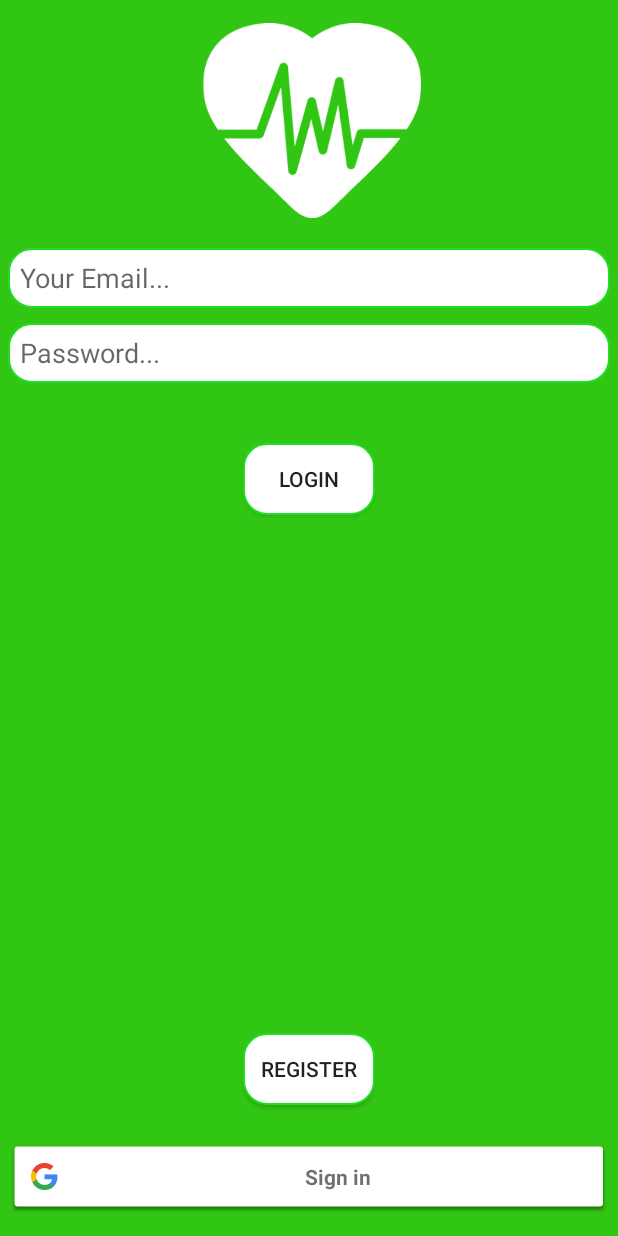
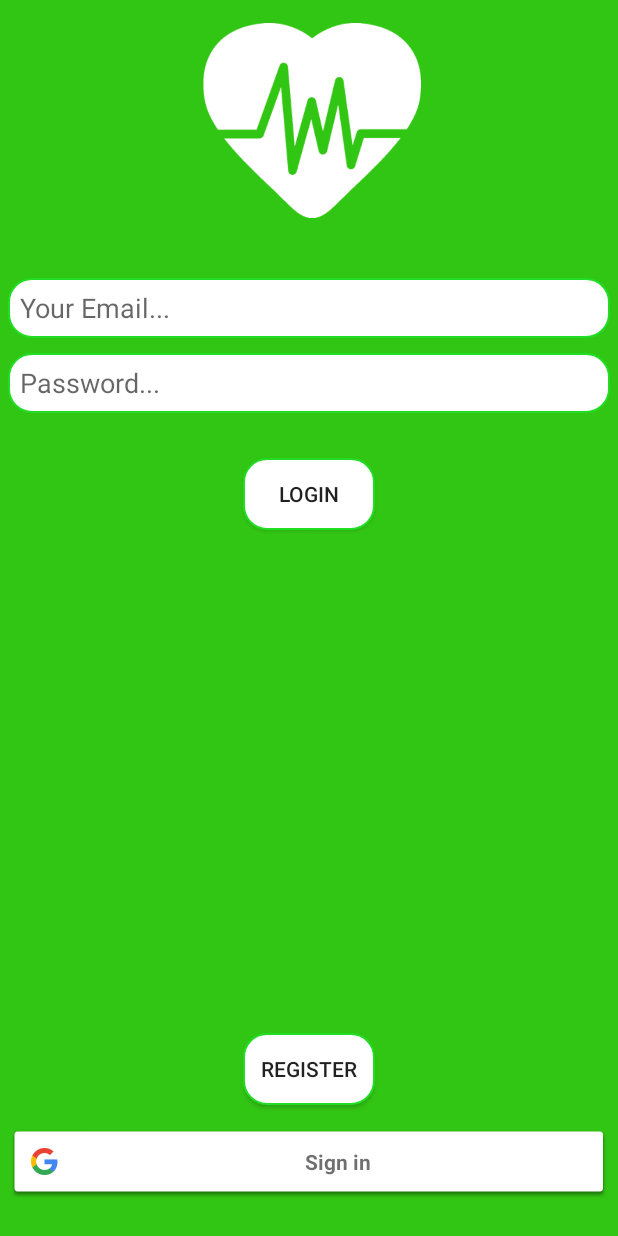
Before and after one commit to mahmoudelgamal1997/Shefaa, an Android app: the layout activity_login.xml on its own in the app's theme, with its tools: preview values and no code run, on a phone screen of 412 x 824 dp. Run offline under Robolectric (Android 15) with nearby library versions, the phone set to English and light mode, and no system bars.

```diff
--- a/app/src/main/java/com/example2017/android/shefaa/MainActivity.java
+++ b/app/src/main/java/com/example2017/android/shefaa/MainActivity.java
@@ -64,7 +64,7 @@ public class MainActivity extends AppCompatActivity {
         if (firebaseUser != null) {
 
             sh=getSharedPreferences("Type",MODE_PRIVATE);
-            String type =sh.getString("UserType","");
+            String type =sh.getString("UserType","Users");
 
 
             users.child(type).child(firebaseUser.getUid().toString()).child("ProfileImage").addValueEventListener(new ValueEventListener() {
--- a/app/src/main/java/com/example2017/android/shefaa/RegisterActivity.java
+++ b/app/src/main/java/com/example2017/android/shefaa/RegisterActivity.java
@@ -42,7 +42,7 @@ public class RegisterActivity extends AppCompatActivity {
     private ImageView imageView;
     private DatabaseReference users,catorgy;
     private final static int gallery_intent=0;
-    private Uri uri;
+    private Uri uri= Uri.parse("https://firebasestorage.googleapis.com/v0/b/shefaa-a4632.appspot.com/o/ProfileImage%2F58196?alt=media&token=4fec7ae4-af8d-4469-a950-0285f8f75986");
     private StorageReference storageReference;
     private RadioGroup Rg;
     private String type="";
@@ -152,6 +152,7 @@ public class RegisterActivity extends AppCompatActivity {
                                 FirebaseUser firebaseUser=FirebaseAuth.getInstance().getCurrentUser();
                                 users.child(firebaseUser.getUid().toString()).child("name").setValue(name);
                                 users.child(firebaseUser.getUid().toString()).child("Specialist").setValue(specialist);
+
                                 if (uri != null)
                                 {
                                     uploadProfileImage(storageReference, uri, users);
--- a/app/src/main/res/layout/activity_login.xml
+++ b/app/src/main/res/layout/activity_login.xml
@@ -18,6 +18,7 @@
         android:src="@drawable/heart"
         android:layout_centerHorizontal="true"
         android:id="@+id/logo"
+
         />
     <EditText
         android:layout_width="wrap_content"
@@ -29,7 +30,7 @@
         android:layout_below="@+id/logo"
         android:layout_alignParentLeft="true"
         android:layout_alignParentStart="true"
-        android:layout_marginTop="10dp"
+        android:layout_marginTop="30dp"
         android:layout_alignParentRight="true"
         android:layout_alignParentEnd="true" />
 
@@ -55,7 +56,7 @@
         android:id="@+id/login_but"
         android:layout_below="@+id/editText_pass"
         android:layout_centerHorizontal="true"
-        android:layout_marginTop="40dp" />
+        android:layout_marginTop="30dp" />
 
 
 
@@ -74,7 +75,7 @@
         android:layout_height="wrap_content"
         android:id="@+id/GoogleBtn"
         android:layout_alignParentBottom="true"
-        android:layout_marginBottom="10dp"
+        android:layout_marginBottom="20dp"
         >
 
     </com.google.android.gms.common.SignInButton>
--- a/app/src/main/res/layout/activity_register.xml
+++ b/app/src/main/res/layout/activity_register.xml
@@ -110,6 +110,7 @@
         android:layout_height="wrap_content"
         android:text="Creat a new account "
         android:id="@+id/but_register"
+        android:background="@drawable/button_background"
         android:layout_alignParentBottom="true"
         android:layout_centerHorizontal="true"
         android:layout_marginBottom="59dp" />
@@ -119,6 +120,7 @@
         android:layout_height="wrap_content"
         android:text="Already have an account"
         android:id="@+id/but_login_reg"
+        android:background="@drawable/button_background"
         android:layout_alignParentBottom="true"
         android:layout_centerHorizontal="true" />
 </RelativeLayout>
```
Also changed, not shown: app/src/main/java/com/example2017/android/shefaa/LoginActivity.java (+24 -4 lines), app/src/main/java/com/example2017/android/shefaa/WritePost.java (+15 -1 lines).
